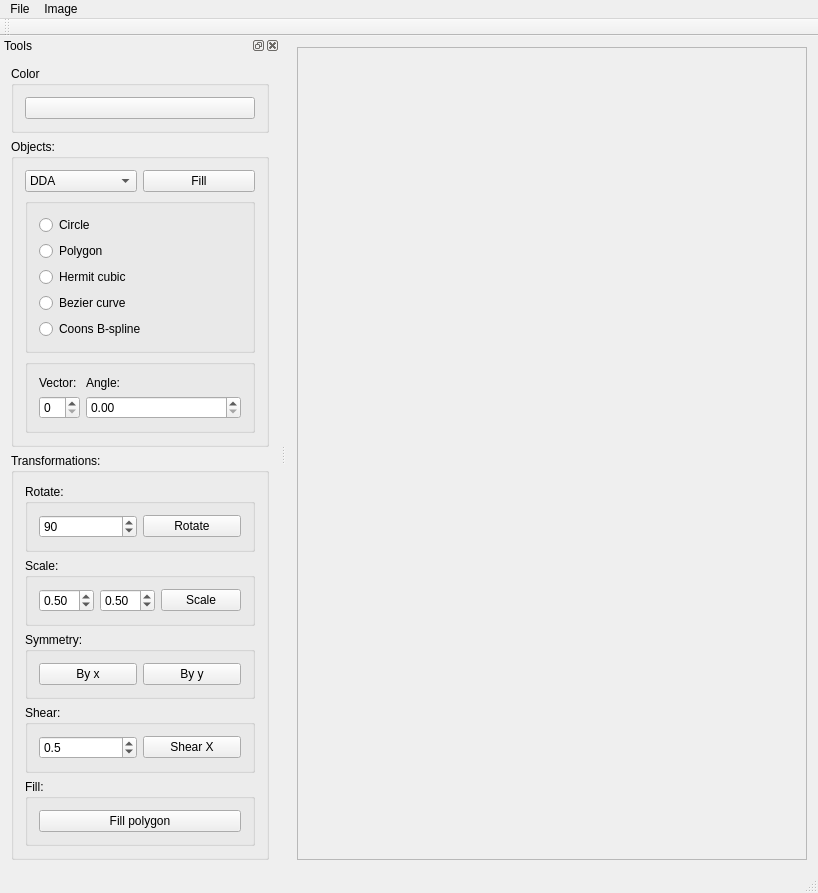
maroslastik/Image_Viewer, file src/ImageViewer.ui: the form before one commit.
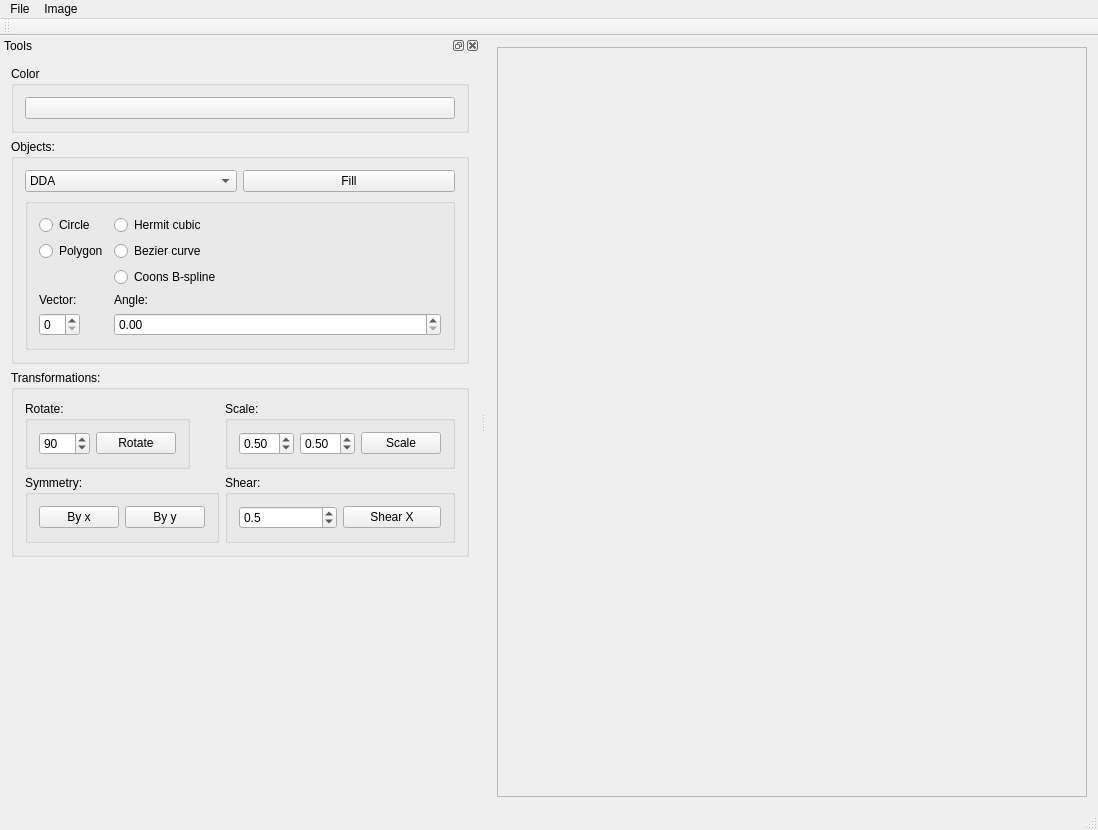
The form after the commit.

The edit to the form file:
```diff
--- a/src/ImageViewer.ui
+++ b/src/ImageViewer.ui
@@ -6,8 +6,8 @@
    <rect>
     <x>0</x>
     <y>0</y>
-    <width>818</width>
-    <height>781</height>
+    <width>1098</width>
+    <height>830</height>
    </rect>
   </property>
   <property name="windowTitle">
@@ -25,8 +25,8 @@
         <rect>
          <x>0</x>
          <y>0</y>
-         <width>553</width>
-         <height>690</height>
+         <width>651</width>
+         <height>739</height>
         </rect>
        </property>
       </widget>
@@ -39,7 +39,7 @@
     <rect>
      <x>0</x>
      <y>0</y>
-     <width>818</width>
+     <width>1098</width>
      <height>30</height>
     </rect>
    </property>
@@ -115,83 +115,74 @@
           </item>
          </widget>
         </item>
+        <item row="0" column="1">
+         <widget class="QPushButton" name="fillButton">
+          <property name="text">
+           <string>Fill</string>
+          </property>
+         </widget>
+        </item>
         <item row="1" column="0" colspan="2">
          <widget class="QGroupBox" name="groupBox_10">
           <property name="title">
            <string/>
           </property>
-          <layout class="QVBoxLayout" name="verticalLayout_3">
-           <item>
+          <layout class="QFormLayout" name="formLayout">
+           <item row="0" column="0">
             <widget class="QRadioButton" name="circleButton">
              <property name="text">
               <string>Circle</string>
              </property>
             </widget>
            </item>
-           <item>
+           <item row="1" column="0">
             <widget class="QRadioButton" name="polygonButton">
              <property name="text">
               <string>Polygon</string>
              </property>
             </widget>
            </item>
-           <item>
+           <item row="0" column="1">
             <widget class="QRadioButton" name="radioButton">
              <property name="text">
               <string>Hermit cubic</string>
              </property>
             </widget>
            </item>
-           <item>
+           <item row="1" column="1">
             <widget class="QRadioButton" name="radioButton_2">
              <property name="text">
               <string>Bezier curve</string>
              </property>
             </widget>
            </item>
-           <item>
+           <item row="3" column="1">
             <widget class="QRadioButton" name="radioButton_3">
              <property name="text">
               <string>Coons B-spline</string>
              </property>
             </widget>
            </item>
-          </layout>
-         </widget>
-        </item>
-        <item row="0" column="1">
-         <widget class="QPushButton" name="fillButton">
-          <property name="text">
-           <string>Fill</string>
-          </property>
-         </widget>
-        </item>
-        <item row="2" column="0" colspan="2">
-         <widget class="QGroupBox" name="groupBox_9">
-          <property name="title">
-           <string/>
-          </property>
-          <layout class="QFormLayout" name="formLayout_2">
-           <item row="0" column="0">
+           <item row="5" column="1">
+            <widget class="QDoubleSpinBox" name="doubleSpinBox"/>
+           </item>
+           <item row="5" column="0">
+            <widget class="QSpinBox" name="spinBox"/>
+           </item>
+           <item row="4" column="0">
             <widget class="QLabel" name="label">
              <property name="text">
               <string>Vector:</string>
              </property>
             </widget>
            </item>
-           <item row="0" column="1">
+           <item row="4" column="1">
             <widget class="QLabel" name="label_2">
              <property name="text">
               <string>Angle:</string>
              </property>
             </widget>
            </item>
-           <item row="1" column="0">
-            <widget class="QSpinBox" name="spinBox"/>
-           </item>
-           <item row="1" column="1">
-            <widget class="QDoubleSpinBox" name="doubleSpinBox"/>
-           </item>
           </layout>
          </widget>
         </item>
@@ -203,8 +194,8 @@
        <property name="title">
         <string>Transformations:</string>
        </property>
-       <layout class="QVBoxLayout" name="verticalLayout_5">
-        <item>
+       <layout class="QFormLayout" name="formLayout_2">
+        <item row="0" column="0">
          <widget class="QGroupBox" name="groupBox_4">
           <property name="title">
            <string>Rotate:</string>
@@ -236,7 +227,7 @@
           </layout>
          </widget>
         </item>
-        <item>
+        <item row="0" column="1">
          <widget class="QGroupBox" name="groupBox_5">
           <property name="title">
            <string>Scale:</string>
@@ -284,7 +275,7 @@
           </layout>
          </widget>
         </item>
-        <item>
+        <item row="2" column="0">
          <widget class="QGroupBox" name="groupBox_6">
           <property name="title">
            <string>Symmetry:</string>
@@ -307,7 +298,7 @@
           </layout>
          </widget>
         </item>
-        <item>
+        <item row="2" column="1">
          <widget class="QGroupBox" name="groupBox_7">
           <property name="title">
            <string>Shear:</string>
@@ -342,22 +333,6 @@
           </layout>
          </widget>
         </item>
-        <item>
-         <widget class="QGroupBox" name="groupBox_8">
-          <property name="title">
-           <string>Fill:</string>
-          </property>
-          <layout class="QHBoxLayout" name="horizontalLayout_6">
-           <item>
-            <widget class="QPushButton" name="pushButton">
-             <property name="text">
-              <string>Fill polygon</string>
-             </property>
-            </widget>
-           </item>
-          </layout>
-         </widget>
-        </item>
        </layout>
       </widget>
      </item>
```
